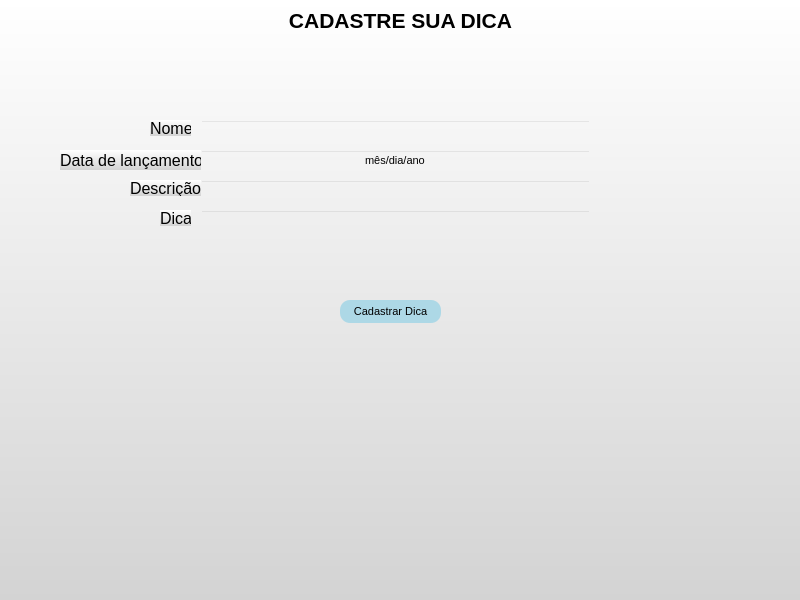
The window that telas/cad_jogos.ui (JorgeLuis8/Trabalho-POO-II) describes before a commit, drawn with Qt 5.
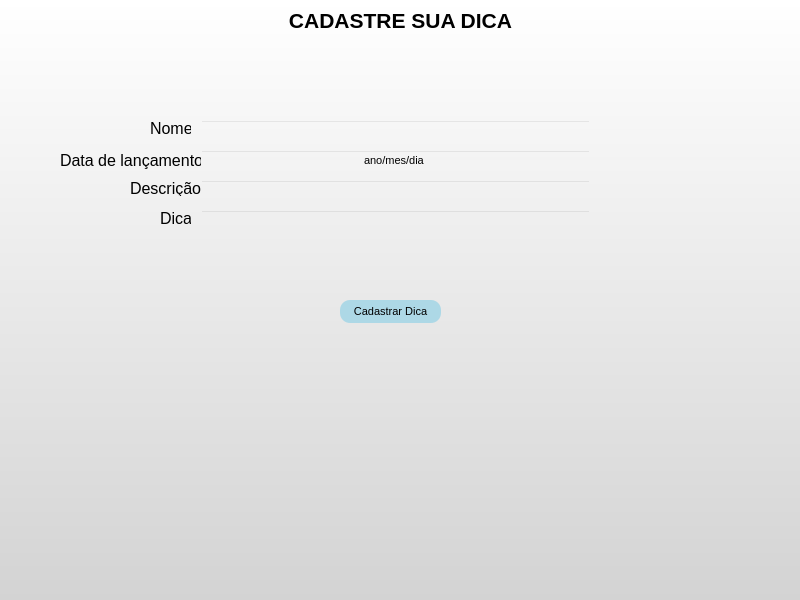
The same window after the commit.

Patch:
```diff
--- a/telas/cad_jogos.ui
+++ b/telas/cad_jogos.ui
@@ -70,6 +70,12 @@
       <bold>false</bold>
      </font>
     </property>
+    <property name="styleSheet">
+     <string notr="true">color: black;
+background-color: transparent;
+border: none;
+</string>
+    </property>
     <property name="text">
      <string>Nome</string>
     </property>
@@ -90,6 +96,12 @@
       <bold>false</bold>
      </font>
     </property>
+    <property name="styleSheet">
+     <string notr="true">color: black;
+background-color: transparent;
+border: none;
+</string>
+    </property>
     <property name="text">
      <string>Descrição</string>
     </property>
@@ -110,6 +122,12 @@
       <bold>false</bold>
      </font>
     </property>
+    <property name="styleSheet">
+     <string notr="true">color: black;
+background-color: transparent;
+border: none;
+</string>
+    </property>
     <property name="text">
      <string>Dica</string>
     </property>
@@ -130,6 +148,12 @@
       <bold>false</bold>
      </font>
     </property>
+    <property name="styleSheet">
+     <string notr="true">color: black;
+background-color: transparent;
+border: none;
+</string>
+    </property>
     <property name="text">
      <string>Data de lançamento</string>
     </property>
@@ -211,7 +235,7 @@
 </string>
     </property>
     <property name="text">
-     <string>mês/dia/ano</string>
+     <string>ano/mes/dia</string>
     </property>
     <property name="alignment">
      <set>Qt::AlignCenter</set>
```
